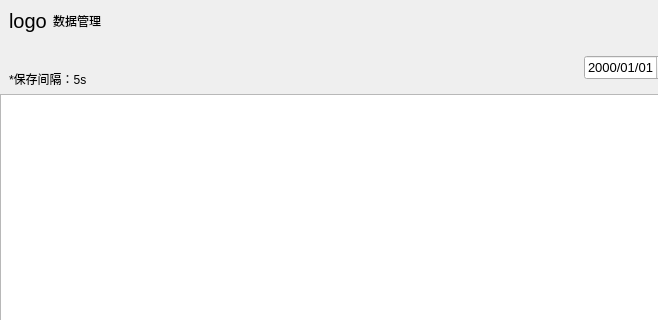
The window that page_data.ui (CodePupil-min/eems) describes before a commit, drawn with Qt 5; both pictures show x 0 to 658 and y 0 to 320 of the 818 by 600 pixel window.
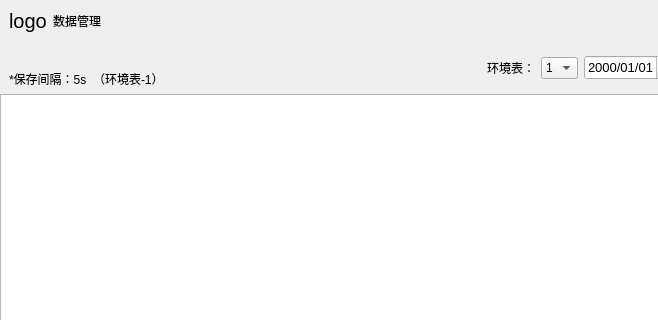
The same window after the commit.

What changed in the file:
```diff
--- a/page_data.ui
+++ b/page_data.ui
@@ -137,6 +137,16 @@
         </property>
        </widget>
       </item>
+      <item>
+       <widget class="QLabel" name="app_n">
+        <property name="text">
+         <string>（环境表-1）</string>
+        </property>
+        <property name="alignment">
+         <set>Qt::AlignBottom|Qt::AlignLeading|Qt::AlignLeft</set>
+        </property>
+       </widget>
+      </item>
       <item>
        <spacer name="horizontalSpacer">
         <property name="orientation">
@@ -150,6 +160,39 @@
         </property>
        </spacer>
       </item>
+      <item>
+       <widget class="QLabel" name="label">
+        <property name="text">
+         <string>环境表：</string>
+        </property>
+       </widget>
+      </item>
+      <item>
+       <widget class="QComboBox" name="app">
+        <property name="sizePolicy">
+         <sizepolicy hsizetype="Preferred" vsizetype="Fixed">
+          <horstretch>0</horstretch>
+          <verstretch>0</verstretch>
+         </sizepolicy>
+        </property>
+        <property name="maximumSize">
+         <size>
+          <width>40</width>
+          <height>16777215</height>
+         </size>
+        </property>
+        <item>
+         <property name="text">
+          <string>1</string>
+         </property>
+        </item>
+        <item>
+         <property name="text">
+          <string>2</string>
+         </property>
+        </item>
+       </widget>
+      </item>
       <item>
        <widget class="QDateEdit" name="date">
         <property name="sizePolicy">
```
Left out of the diff: 6 changed lines with no effect on the pictures.
